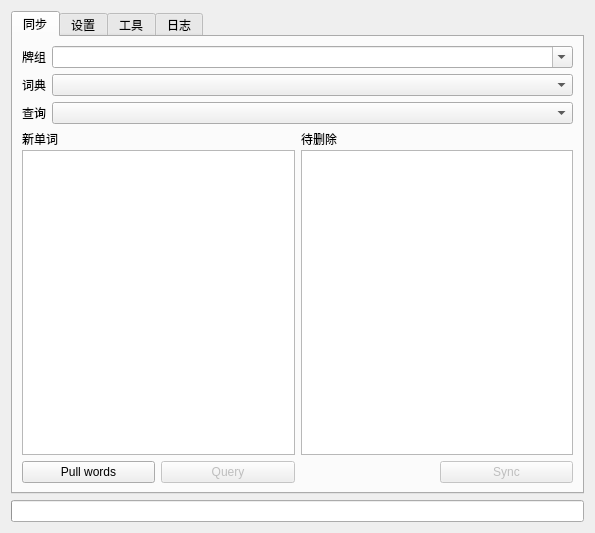
Qt form Dict2Anki/addon/UIForm/mainUI.ui (lixvbnet/Dict2Anki) before a commit.
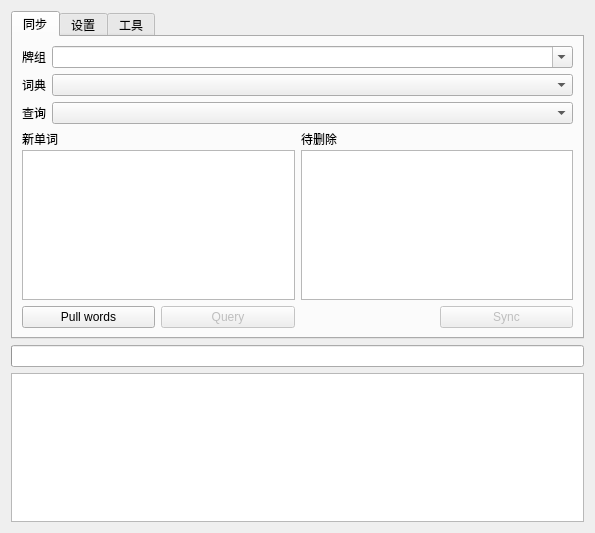
The same form after that commit.

Commit message: always show log box

```diff
--- a/Dict2Anki/addon/UIForm/mainUI.ui
+++ b/Dict2Anki/addon/UIForm/mainUI.ui
@@ -454,11 +454,6 @@
        </item>
       </layout>
      </widget>
-     <widget class="QWidget" name="logTab">
-      <attribute name="title">
-       <string>日志</string>
-      </attribute>
-     </widget>
     </widget>
    </item>
    <item>
@@ -471,6 +466,13 @@
      </property>
     </widget>
    </item>
+   <item>
+    <widget class="QPlainTextEdit" name="logTextBox">
+     <property name="lineWrapMode">
+      <enum>QPlainTextEdit::NoWrap</enum>
+     </property>
+    </widget>
+   </item>
   </layout>
  </widget>
  <resources/>
```
The commit also changes 2 other files.
